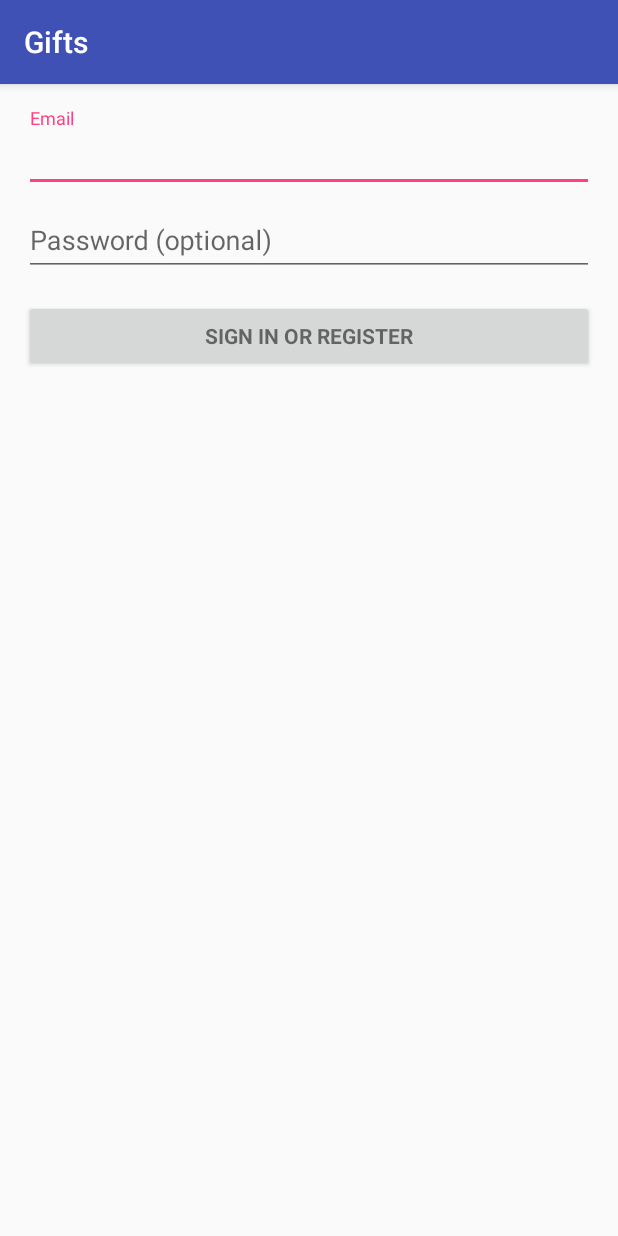
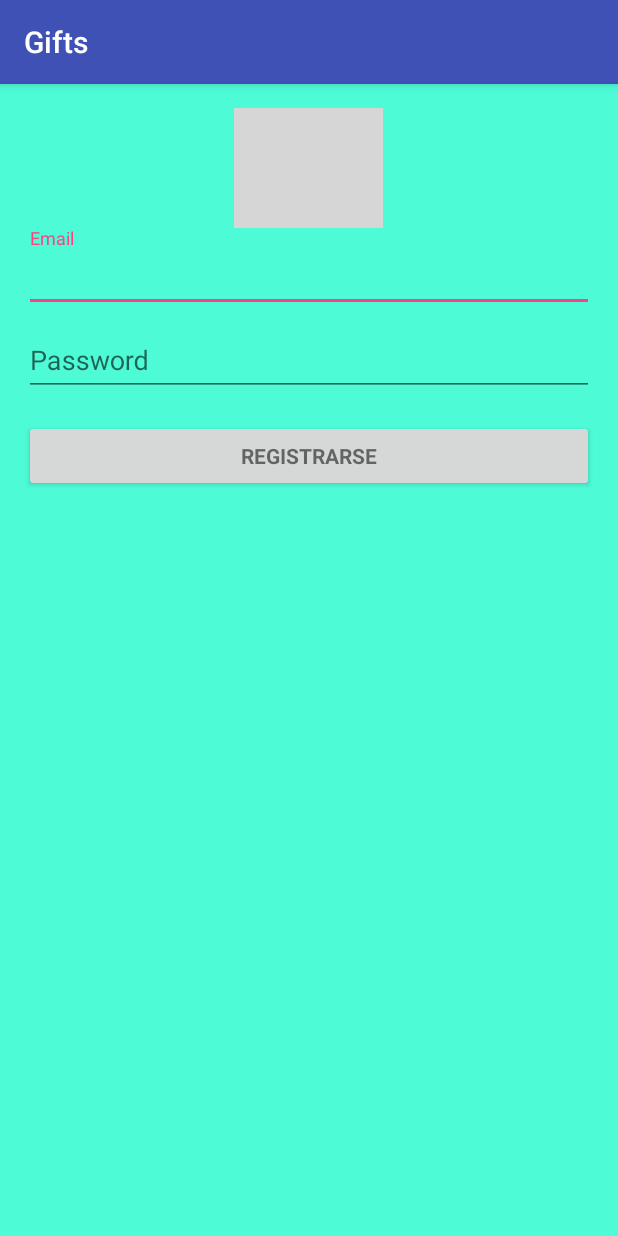
Before and after one commit to xkiRox/Gifts, an Android app: the screen it shows after launch (LoginActivity), on a phone screen of 412 x 824 dp. Run offline under Robolectric (Android 15) with nearby library versions, the light colour scheme and no system bars; 2 statements that could not run were skipped; grey boxes are pictures that could not be loaded.

Commit message:
IMAGEN LOGIN

```diff
--- a/app/src/main/res/layout/activity_login.xml
+++ b/app/src/main/res/layout/activity_login.xml
@@ -8,16 +8,23 @@
     android:paddingLeft="@dimen/activity_horizontal_margin"
     android:paddingRight="@dimen/activity_horizontal_margin"
     android:paddingTop="@dimen/activity_vertical_margin"
-    tools:context="com.example.ubiinc.gifts.LoginActivity">
+    tools:context="com.example.ubiinc.gifts.LoginActivity"
+    android:background="#cc22fccd">
 
     <!-- Login progress -->
+
+    <ImageView
+        android:layout_width="99dp"
+        android:layout_height="80dp"
+        android:background="@drawable/regalo"/>
     <ProgressBar
         android:id="@+id/login_progress"
         style="?android:attr/progressBarStyleLarge"
         android:layout_width="wrap_content"
         android:layout_height="wrap_content"
         android:layout_marginBottom="8dp"
-        android:visibility="gone" />
+        android:visibility="gone"
+        android:backgroundTint="#ef9797" />
 
     <ScrollView
         android:id="@+id/login_form"
--- a/app/src/main/res/values/strings.xml
+++ b/app/src/main/res/values/strings.xml
@@ -3,8 +3,8 @@
 
     <!-- Strings related to login -->
     <string name="prompt_email">Email</string>
-    <string name="prompt_password">Password (optional)</string>
-    <string name="action_sign_in">Sign in or register</string>
+    <string name="prompt_password">Password</string>
+    <string name="action_sign_in">Registrarse</string>
     <string name="action_sign_in_short">Sign in</string>
     <string name="error_invalid_email">This email address is invalid</string>
     <string name="error_invalid_password">This password is too short</string>
```
Also changed, not shown: app/src/main/ic_launcher-web.png (added), app/src/main/res/mipmap-hdpi/ic_launcher.png, app/src/main/res/mipmap-mdpi/ic_launcher.png, app/src/main/res/mipmap-xhdpi/ic_launcher.png, app/src/main/res/mipmap-xxhdpi/ic_launcher.png, app/src/main/res/mipmap-xxxhdpi/ic_launcher.png.
